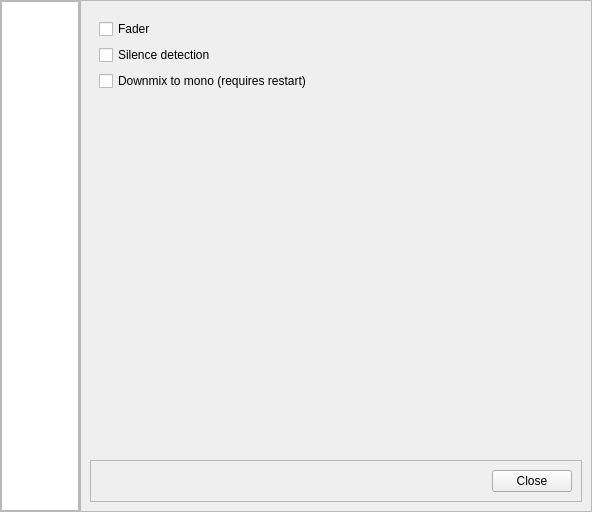
First picture: the form in KaraokeHost/settingsdialog.ui, repository OpenKJ/OpenKJ, before the edit.
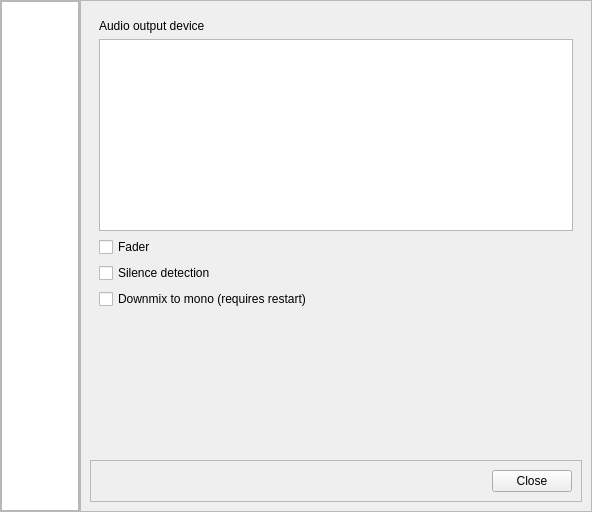
Second picture: the form after the edit.

Commit message: Kh - Fmod backend now allows changing output device Kh - Audio settings now only display on backends that support them Kh - Fixed a bug that was causing db changes to not commit Kh - Added debug output to request server queries to try and track down missed updates Kh - Various bugfixes

The edit to the form file:
```diff
--- a/KaraokeHost/settingsdialog.ui
+++ b/KaraokeHost/settingsdialog.ui
@@ -123,6 +123,16 @@
           </property>
           <widget class="QWidget" name="audioPage">
            <layout class="QVBoxLayout" name="verticalLayout_7">
+            <item>
+             <widget class="QLabel" name="label_10">
+              <property name="text">
+               <string>Audio output device</string>
+              </property>
+             </widget>
+            </item>
+            <item>
+             <widget class="QListWidget" name="listWidgetAudioDevices"/>
+            </item>
             <item>
              <widget class="QCheckBox" name="checkBoxFader">
               <property name="toolTip">
```
The commit also changes 10 other files.
